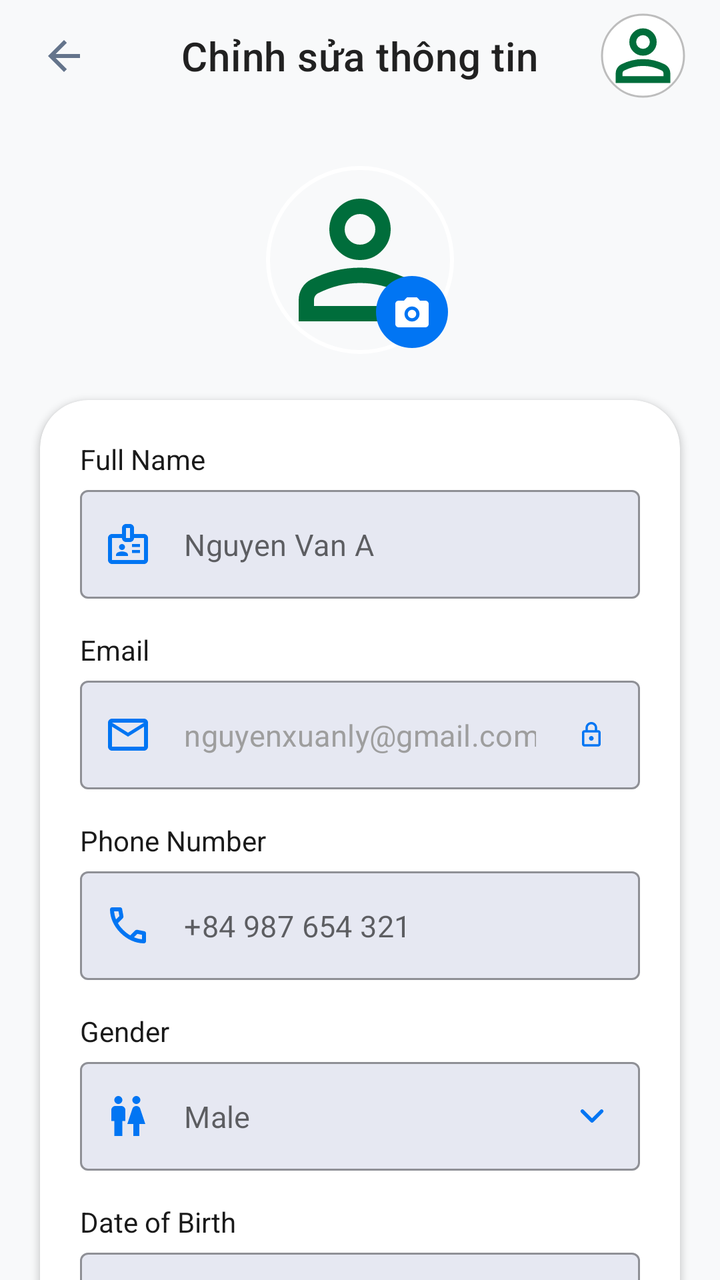
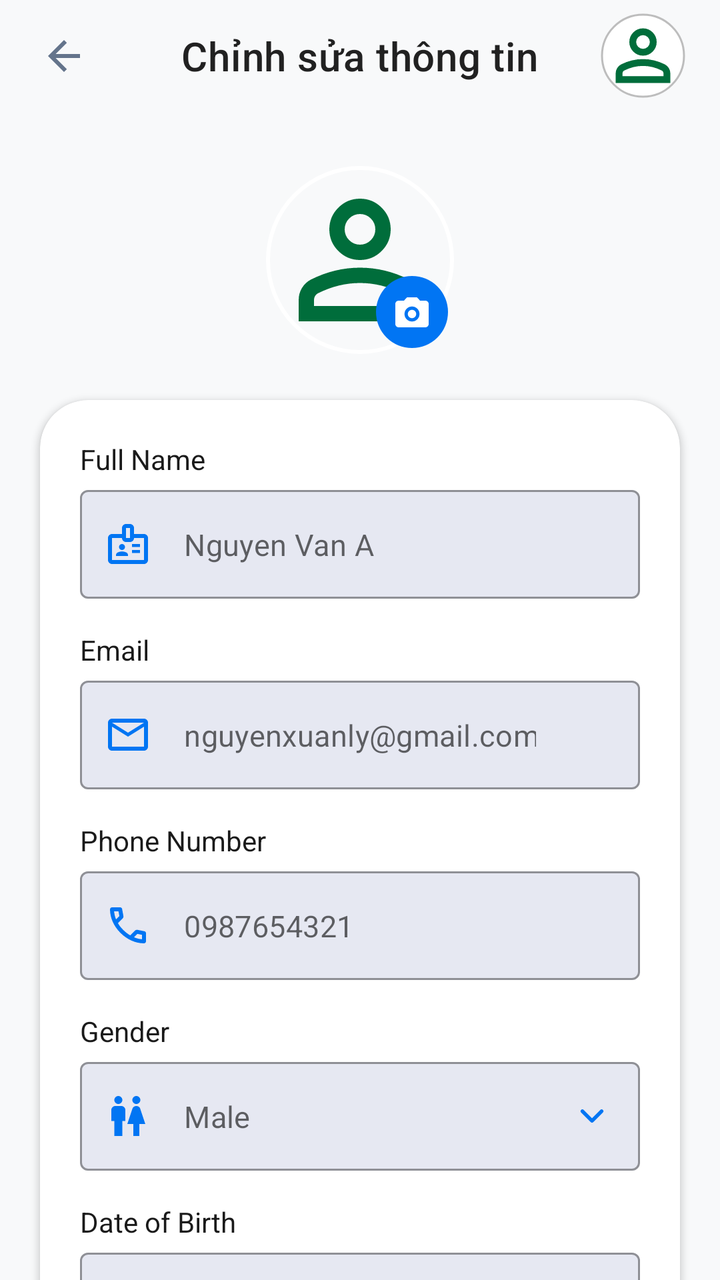

Compare the two renders of this Android layout. The source of the first and the diff that turns it into the second are given below.
<!-- AndroidManifest.xml: application theme Theme.FlightBookingApp -->
<!-- res/layout/activity_user_edit_profile.xml -->
<?xml version="1.0" encoding="utf-8"?>
<androidx.coordinatorlayout.widget.CoordinatorLayout xmlns:android="http://schemas.android.com/apk/res/android"
    xmlns:app="http://schemas.android.com/apk/res-auto"
    android:id="@+id/main"
    android:layout_width="match_parent"
    android:layout_height="match_parent"
    xmlns:tools="http://schemas.android.com/tools"
    android:background="#F8F9FA">

    <com.google.android.material.appbar.AppBarLayout
        android:layout_width="match_parent"
        android:layout_height="wrap_content"
        android:background="@android:color/transparent"
        app:elevation="0dp">

        <com.google.android.material.appbar.MaterialToolbar
            android:id="@+id/toolbarEditProfile"
            android:layout_width="match_parent"
            android:layout_height="?attr/actionBarSize"
            app:navigationIcon="@drawable/ic_back"
            android:paddingStart="4dp"

            app:title="Chỉnh sửa thông tin"
            app:titleCentered="true"
            app:titleTextColor="#212121">
            <com.google.android.material.imageview.ShapeableImageView
                android:id="@+id/imgSmallAvatar"
                android:layout_width="45dp"
                android:layout_height="45dp"
                android:layout_gravity="end"
                android:layout_marginEnd="16dp"
                android:scaleType="centerCrop"
                android:src="@drawable/ic_nav_profile"
                android:background="@color/white"
                android:padding="2dp"
                app:shapeAppearanceOverlay="@style/CircleImage"
                app:strokeColor="#BDBDBD"
                app:strokeWidth="1dp" />

        </com.google.android.material.appbar.MaterialToolbar>


    </com.google.android.material.appbar.AppBarLayout>

    <androidx.core.widget.NestedScrollView
        android:layout_width="match_parent"
        android:layout_height="match_parent"
        app:layout_behavior="@string/appbar_scrolling_view_behavior">

        <androidx.constraintlayout.widget.ConstraintLayout
            android:layout_width="match_parent"
            android:layout_height="wrap_content"
            android:paddingBottom="100dp">

            <androidx.constraintlayout.widget.ConstraintLayout
                android:id="@+id/layoutAvatar"
                android:layout_width="wrap_content"
                android:layout_height="wrap_content"
                android:layout_marginTop="24dp"
                app:layout_constraintTop_toTopOf="parent"
                app:layout_constraintStart_toStartOf="parent"
                app:layout_constraintEnd_toEndOf="parent">

                <com.google.android.material.imageview.ShapeableImageView
                    android:id="@+id/imgEditAvatar"
                    android:layout_width="100dp"
                    android:layout_height="100dp"
                    android:padding="4dp"
                    android:src="@drawable/ic_nav_profile"
                    app:strokeColor="@color/white"
                    app:strokeWidth="2dp"
                    android:scaleType="centerCrop"
                    app:shapeAppearanceOverlay="@style/CircleImage"
                    app:layout_constraintTop_toTopOf="parent"
                    app:layout_constraintStart_toStartOf="parent"
                    app:layout_constraintEnd_toEndOf="parent"/>

                
                <com.google.android.material.imageview.ShapeableImageView
                    android:id="@+id/imgChangeAvatar"
                    android:layout_width="40dp"
                    android:layout_height="40dp"
                    android:src="@drawable/ic_camera"
                    android:padding="2dp"
                    android:scaleType="center"
                    android:background="@color/primary_blue"
                    app:shapeAppearanceOverlay="@style/CircleImage"
                    app:layout_constraintBottom_toBottomOf="@id/imgEditAvatar"
                    app:layout_constraintEnd_toEndOf="@id/imgEditAvatar"
                    android:layout_marginBottom="4dp"
                    android:layout_marginEnd="4dp"
                    />


            </androidx.constraintlayout.widget.ConstraintLayout>

            <com.google.android.material.card.MaterialCardView
                android:id="@+id/cardForm"
                android:layout_width="0dp"
                android:layout_height="wrap_content"
                android:layout_margin="20dp"
                app:cardCornerRadius="24dp"
                app:cardElevation="2dp"
                app:strokeWidth="0dp"
                app:layout_constraintTop_toBottomOf="@id/layoutAvatar"
                app:layout_constraintStart_toStartOf="parent"
                app:layout_constraintEnd_toEndOf="parent">

                <LinearLayout
                    android:layout_width="match_parent"
                    android:layout_height="wrap_content"
                    android:orientation="vertical"
                    android:padding="20dp">

                    <TextView
                        android:layout_width="wrap_content"
                        android:layout_height="wrap_content"
                        android:text="Full Name"
                        android:textColor="@color/text_title"
                        android:textSize="@dimen/text_size_body"
                        android:layout_marginBottom="6dp" />

                    <com.google.android.material.textfield.TextInputLayout
                        android:layout_width="match_parent"
                        android:layout_height="wrap_content"
                        android:layout_marginBottom="16dp"
                        app:hintEnabled="false"
                        app:startIconDrawable="@drawable/ic_profile_card"
                        app:startIconTint="#0175F3"
                        app:boxBackgroundColor="@color/bg_input_field"
                        style="@style/Widget.MaterialComponents.TextInputLayout.OutlinedBox">

                        <com.google.android.material.textfield.TextInputEditText
                            android:id="@+id/edtFullName"
                            android:layout_width="match_parent"
                            android:layout_height="wrap_content"
                            android:hint="Nguyen Van A"
                            android:paddingStart="50dp"
                            android:inputType="textPersonName"
                            android:textColor="#212121"
                            android:textSize="15sp" />
                    </com.google.android.material.textfield.TextInputLayout>

                    <TextView
                        android:layout_width="wrap_content"
                        android:layout_height="wrap_content"
                        android:text="Email"
                        android:textColor="@color/text_title"
                        android:textSize="@dimen/text_size_body"
                        android:layout_marginBottom="6dp" />

                    <com.google.android.material.textfield.TextInputLayout
                        android:layout_width="match_parent"
                        android:layout_height="wrap_content"
                        android:layout_marginBottom="16dp"
                        app:endIconMode="custom"
                        app:hintEnabled="false"
                        app:startIconDrawable="@drawable/ic_profile_email"
                        app:startIconTint="#0175F3"
                        app:endIconDrawable="@drawable/ic_lock"
                        app:endIconTint="@color/primary_blue"
                        app:boxBackgroundColor="@color/bg_input_field"
                        style="@style/Widget.MaterialComponents.TextInputLayout.OutlinedBox">

                        <com.google.android.material.textfield.TextInputEditText
                            android:id="@+id/edtEmail"
                            android:layout_width="match_parent"
                            android:layout_height="wrap_content"
                            android:enabled="false"
                            android:text="nguyenxuanly@gmail.com"
                            android:textColor="#9E9E9E"
                            android:textSize="15sp" />
                    </com.google.android.material.textfield.TextInputLayout>

                    <TextView
                        android:layout_width="wrap_content"
                        android:layout_height="wrap_content"
                        android:text="Phone Number"
                        android:textColor="@color/text_title"
                        android:textSize="@dimen/text_size_body"
                        android:layout_marginBottom="6dp" />

                    <com.google.android.material.textfield.TextInputLayout
                        android:layout_width="match_parent"
                        android:layout_height="wrap_content"
                        android:layout_marginBottom="16dp"
                        app:hintEnabled="false"
                        app:startIconDrawable="@drawable/ic_profile_phone"
                        app:startIconTint="#0175F3"
                        app:boxBackgroundColor="@color/bg_input_field"
                        style="@style/Widget.MaterialComponents.TextInputLayout.OutlinedBox">

                        <com.google.android.material.textfield.TextInputEditText
                            android:id="@+id/edtPhone"
                            android:layout_width="match_parent"
                            android:layout_height="wrap_content"
                            android:hint="+84 987 654 321"
                            android:paddingStart="50dp"
                            android:inputType="phone"
                            android:maxLength="10"
                            android:textColor="#212121"
                            android:textSize="15sp" />
                    </com.google.android.material.textfield.TextInputLayout>

                    <TextView
                        android:layout_width="wrap_content"
                        android:layout_height="wrap_content"
                        android:text="Gender"
                        android:textColor="@color/text_title"
                        android:textSize="@dimen/text_size_body"
                        android:layout_marginBottom="6dp" />



                    <com.google.android.material.textfield.TextInputLayout
                        android:layout_width="match_parent"
                        android:layout_height="wrap_content"
                        android:layout_marginBottom="16dp"
                        app:hintEnabled="false"
                        app:endIconMode="custom"
                        app:startIconDrawable="@drawable/ic_profile_gender"
                        app:startIconTint="#0175F3"
                        app:endIconDrawable="@drawable/ic_expand_more"
                        app:endIconTint="@color/primary_blue"
                        app:boxBackgroundColor="@color/bg_input_field"
                        style="@style/Widget.MaterialComponents.TextInputLayout.OutlinedBox">

                        <com.google.android.material.textfield.TextInputEditText
                            android:id="@+id/edtGender"
                            android:layout_width="match_parent"
                            android:layout_height="wrap_content"
                            android:hint="Male"
                            android:paddingStart="50dp"
                            android:focusable="false"
                            android:clickable="true"
                            android:cursorVisible="false"
                            android:textColor="#212121"
                            android:textSize="15sp" />
                    </com.google.android.material.textfield.TextInputLayout>

                    <TextView
                        android:layout_width="wrap_content"
                        android:layout_height="wrap_content"
                        android:text="Date of Birth"
                        android:textColor="@color/text_title"
                        android:textSize="@dimen/text_size_body"
                        android:layout_marginBottom="6dp" />

                    <com.google.android.material.textfield.TextInputLayout
                        android:layout_width="match_parent"
                        android:layout_height="wrap_content"
                        android:layout_marginBottom="16dp"
                        app:hintEnabled="false"
                        app:startIconDrawable="@drawable/ic_calendar"
                        app:endIconDrawable="@drawable/ic_expand_more"
                        app:startIconTint="#0175F3"
                        app:boxBackgroundColor="@color/bg_input_field"
                        style="@style/Widget.MaterialComponents.TextInputLayout.OutlinedBox">

                        <com.google.android.material.textfield.TextInputEditText
                            android:id="@+id/edtDob"
                            android:layout_width="match_parent"
                            android:layout_height="wrap_content"
                            android:hint="01/01/2000"
                            android:paddingStart="50dp"
                            android:focusable="false"
                            android:clickable="true"
                            android:cursorVisible="false"
                            android:textColor="#212121"
                            android:textSize="15sp" />
                    </com.google.android.material.textfield.TextInputLayout>

                    <TextView
                        android:layout_width="wrap_content"
                        android:layout_height="wrap_content"
                        android:text="ID Card (CCCD)"
                        android:textColor="@color/text_title"
                        android:textSize="@dimen/text_size_body"
                        android:layout_marginBottom="6dp" />

                    <com.google.android.material.textfield.TextInputLayout
                        android:layout_width="match_parent"
                        android:layout_height="wrap_content"
                        app:hintEnabled="false"
                        app:boxBackgroundColor="@color/bg_input_field"
                        app:startIconDrawable="@drawable/ic_profile_card"
                        app:startIconTint="#0175F3"
                        style="@style/Widget.MaterialComponents.TextInputLayout.OutlinedBox">

                        <com.google.android.material.textfield.TextInputEditText
                            android:id="@+id/edtCccd"
                            android:layout_width="match_parent"
                            android:layout_height="wrap_content"
                            android:hint="012345678912"
                            android:paddingStart="50dp"
                            android:inputType="number"
                            android:maxLength="12"
                            android:textColor="#212121"
                            android:textSize="15sp" />
                    </com.google.android.material.textfield.TextInputLayout>

                </LinearLayout>

            </com.google.android.material.card.MaterialCardView>

            <com.google.android.material.button.MaterialButton
                android:id="@+id/btnSaveChanges"
                android:layout_width="0dp"
                android:layout_height="56dp"
                android:layout_margin="20dp"
                android:text="Save Changes"
                android:textSize="16sp"
                app:cornerRadius="12dp"
                android:backgroundTint="#0175F3"
                app:layout_constraintTop_toBottomOf="@id/cardForm"
                app:layout_constraintStart_toStartOf="parent"
                app:layout_constraintEnd_toEndOf="parent" />

            <ProgressBar
                android:id="@+id/progress_bar"
                android:layout_width="wrap_content"
                android:layout_height="wrap_content"
                android:visibility="gone"
                app:layout_constraintLeft_toLeftOf="parent"
                app:layout_constraintRight_toRightOf="parent"

                app:layout_constraintTop_toTopOf="parent"
                app:layout_constraintBottom_toBottomOf="parent"
                />


        </androidx.constraintlayout.widget.ConstraintLayout>
    </androidx.core.widget.NestedScrollView>


</androidx.coordinatorlayout.widget.CoordinatorLayout>
<!-- resources referenced by this layout -->
<resources>
  <color name="bg_input_field">#E6E8F2</color>
  <color name="primary_blue">#0175F3</color>
  <color name="text_title">#1A1A1A</color>
  <color name="white">#FFFFFFFF</color>
  <dimen name="text_size_body">14sp</dimen>
  <!-- drawable ic_back (drawable) -->
  <vector xmlns:android="http://schemas.android.com/apk/res/android"
      android:width="16dp"
      android:height="16dp"
      android:viewportWidth="16"
      android:viewportHeight="16">
    <path
        android:pathData="M3.825,9L9.425,14.6L8,16L0,8L8,0L9.425,1.4L3.825,7H16V9H3.825Z"
        android:fillColor="#64748B"/>
  </vector>
  <!-- drawable ic_expand_more (drawable) -->
  <vector xmlns:android="http://schemas.android.com/apk/res/android"
      android:width="24dp"
      android:height="24dp"
      android:viewportWidth="24"
      android:viewportHeight="24">
    <path
        android:pathData="M7.2,9.6L12,14.4L16.8,9.6"
        android:strokeLineJoin="round"
        android:strokeWidth="1.8"
        android:fillColor="#00000000"
        android:strokeColor="#6B7280"
        android:strokeLineCap="round"/>
  </vector>
  <!-- drawable ic_lock (drawable) -->
  <vector xmlns:android="http://schemas.android.com/apk/res/android"
      android:width="10dp"
      android:height="13dp"
      android:viewportWidth="10"
      android:viewportHeight="13">
    <path
        android:pathData="M1.167,12.25C0.846,12.25 0.571,12.136 0.343,11.907C0.114,11.679 0,11.404 0,11.083V5.25C0,4.929 0.114,4.655 0.343,4.426C0.571,4.198 0.846,4.083 1.167,4.083H1.75V2.917C1.75,2.11 2.034,1.422 2.603,0.853C3.172,0.284 3.86,0 4.667,0C5.474,0 6.161,0.284 6.73,0.853C7.299,1.422 7.583,2.11 7.583,2.917V4.083H8.167C8.488,4.083 8.762,4.198 8.991,4.426C9.219,4.655 9.333,4.929 9.333,5.25V11.083C9.333,11.404 9.219,11.679 8.991,11.907C8.762,12.136 8.488,12.25 8.167,12.25H1.167ZM1.167,11.083H8.167V5.25H1.167V11.083ZM4.667,9.333C4.988,9.333 5.262,9.219 5.491,8.991C5.719,8.762 5.833,8.488 5.833,8.167C5.833,7.846 5.719,7.571 5.491,7.343C5.262,7.114 4.988,7 4.667,7C4.346,7 4.071,7.114 3.843,7.343C3.614,7.571 3.5,7.846 3.5,8.167C3.5,8.488 3.614,8.762 3.843,8.991C4.071,9.219 4.346,9.333 4.667,9.333ZM2.917,4.083H6.417V2.917C6.417,2.431 6.247,2.017 5.906,1.677C5.566,1.337 5.153,1.167 4.667,1.167C4.181,1.167 3.767,1.337 3.427,1.677C3.087,2.017 2.917,2.431 2.917,2.917V4.083ZM1.167,11.083V5.25V11.083Z"
        android:fillColor="#414754"/>
  </vector>
  <!-- drawable ic_profile_email (drawable) -->
  <vector xmlns:android="http://schemas.android.com/apk/res/android"
      android:width="20dp"
      android:height="16dp"
      android:viewportWidth="20"
      android:viewportHeight="16">
    <path
        android:pathData="M2,16C1.45,16 0.979,15.804 0.587,15.413C0.196,15.021 0,14.55 0,14V2C0,1.45 0.196,0.979 0.587,0.587C0.979,0.196 1.45,0 2,0H18C18.55,0 19.021,0.196 19.413,0.587C19.804,0.979 20,1.45 20,2V14C20,14.55 19.804,15.021 19.413,15.413C19.021,15.804 18.55,16 18,16H2V16M10,9L2,4V14V14V14H18V14V14V4L10,9V9M10,7L18,2H2L10,7V7M2,4V2V2V4V14V14V14V14V14V14V4V4"
        android:fillColor="#0175F3"/>
  </vector>
  <style name="CircleImage" parent="">
          <item name="cornerSize">50%</item>
      </style>
  <style name="Theme.FlightBookingApp" parent="Theme.MaterialComponents.DayNight.NoActionBar">
          
          <item name="colorPrimary">@color/purple_500</item>
          <item name="colorPrimaryVariant">@color/purple_700</item>
          <item name="colorOnPrimary">@color/white</item>
          
          <item name="colorSecondary">@color/teal_200</item>
          <item name="colorSecondaryVariant">@color/teal_700</item>
          <item name="colorOnSecondary">@color/black</item>
          
          <item name="android:statusBarColor">?attr/colorPrimaryVariant</item>
          
      </style>
  <color name="purple_500">#FF6200EE</color>
  <color name="purple_700">#FF3700B3</color>
  <color name="teal_200">#FF03DAC5</color>
  <color name="teal_700">#FF018786</color>
  <color name="black">#FF000000</color>
  <!-- unchanged entries left out for length: 6 -->
</resources>

<!-- the commit's change to res/layout/activity_user_edit_profile.xml (unified diff, before → after) -->
@@ -157,7 +157,6 @@
                         app:hintEnabled="false"
                         app:startIconDrawable="@drawable/ic_profile_email"
                         app:startIconTint="#0175F3"
-                        app:endIconDrawable="@drawable/ic_lock"
                         app:endIconTint="@color/primary_blue"
                         app:boxBackgroundColor="@color/bg_input_field"
                         style="@style/Widget.MaterialComponents.TextInputLayout.OutlinedBox">
@@ -166,9 +165,8 @@
                             android:id="@+id/edtEmail"
                             android:layout_width="match_parent"
                             android:layout_height="wrap_content"
-                            android:enabled="false"
-                            android:text="nguyenxuanly@gmail.com"
-                            android:textColor="#9E9E9E"
+                            android:hint="nguyenxuanly@gmail.com"
+
                             android:textSize="15sp" />
                     </com.google.android.material.textfield.TextInputLayout>
 
@@ -194,7 +192,7 @@
                             android:id="@+id/edtPhone"
                             android:layout_width="match_parent"
                             android:layout_height="wrap_content"
-                            android:hint="+84 987 654 321"
+                            android:hint="0987654321"
                             android:paddingStart="50dp"
                             android:inputType="phone"
                             android:maxLength="10"
<!-- resource entries referenced after the edit -->
@@ -28,16 +28,6 @@
         android:fillColor="#00000000"
         android:strokeColor="#6B7280"
         android:strokeLineCap="round"/>
-  </vector>
-  <!-- drawable ic_lock (drawable) -->
-  <vector xmlns:android="http://schemas.android.com/apk/res/android"
-      android:width="10dp"
-      android:height="13dp"
-      android:viewportWidth="10"
-      android:viewportHeight="13">
-    <path
-        android:pathData="M1.167,12.25C0.846,12.25 0.571,12.136 0.343,11.907C0.114,11.679 0,11.404 0,11.083V5.25C0,4.929 0.114,4.655 0.343,4.426C0.571,4.198 0.846,4.083 1.167,4.083H1.75V2.917C1.75,2.11 2.034,1.422 2.603,0.853C3.172,0.284 3.86,0 4.667,0C5.474,0 6.161,0.284 6.73,0.853C7.299,1.422 7.583,2.11 7.583,2.917V4.083H8.167C8.488,4.083 8.762,4.198 8.991,4.426C9.219,4.655 9.333,4.929 9.333,5.25V11.083C9.333,11.404 9.219,11.679 8.991,11.907C8.762,12.136 8.488,12.25 8.167,12.25H1.167ZM1.167,11.083H8.167V5.25H1.167V11.083ZM4.667,9.333C4.988,9.333 5.262,9.219 5.491,8.991C5.719,8.762 5.833,8.488 5.833,8.167C5.833,7.846 5.719,7.571 5.491,7.343C5.262,7.114 4.988,7 4.667,7C4.346,7 4.071,7.114 3.843,7.343C3.614,7.571 3.5,7.846 3.5,8.167C3.5,8.488 3.614,8.762 3.843,8.991C4.071,9.219 4.346,9.333 4.667,9.333ZM2.917,4.083H6.417V2.917C6.417,2.431 6.247,2.017 5.906,1.677C5.566,1.337 5.153,1.167 4.667,1.167C4.181,1.167 3.767,1.337 3.427,1.677C3.087,2.017 2.917,2.431 2.917,2.917V4.083ZM1.167,11.083V5.25V11.083Z"
-        android:fillColor="#414754"/>
   </vector>
   <!-- drawable ic_profile_email (drawable) -->
   <vector xmlns:android="http://schemas.android.com/apk/res/android"
